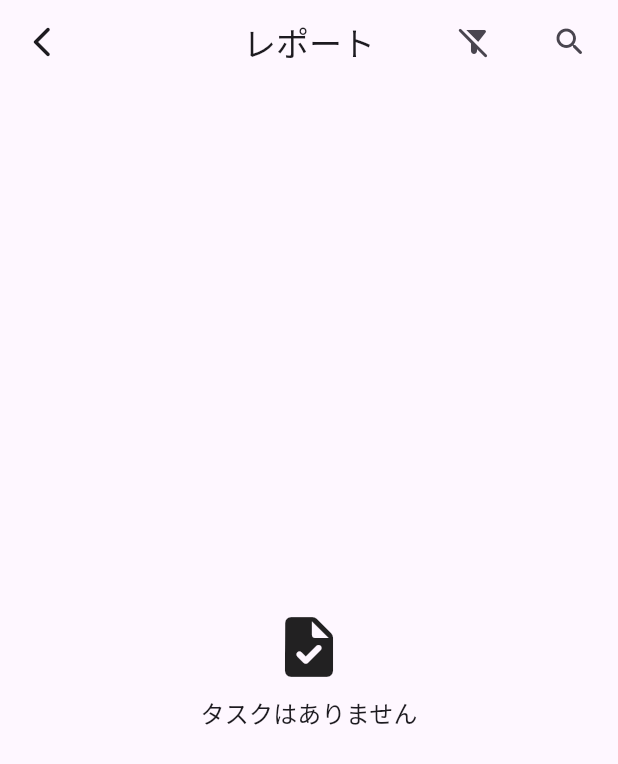
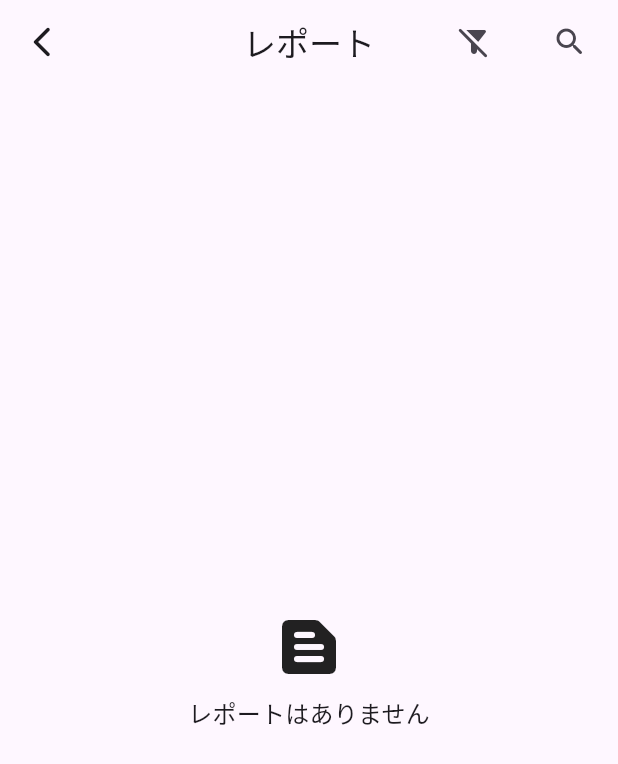
Before and after one commit to nharu-0630/GakujoGUI-Flutter, a Flutter app: the screen it shows after launch, in the side drawer, after a tap on "レポート", on a phone screen of 412 x 824 dp. Shown: the top 764 px of the screen. Run offline on Flutter 3.47's test engine with Material 2 defaults, Android fonts, the phone set to English and light mode, and no system bars; our stand-ins replace awesome_snackbar_content, cookie_jar, dio, dio_cookie_manager, flutter_slidable, fluttertoast and 7 more; missing offline and left inert: better_open_file, cached_memory_image, dio_smart_retry, selectable_autolink_text, version; accounts and stored records are empty.

Commit message:
Fix: Icon

```diff
--- a/lib/views/common/widget.dart
+++ b/lib/views/common/widget.dart
@@ -1153,7 +1153,7 @@ Widget buildDrawer(BuildContext context) {
               ListTile(
                 title: Row(
                   children: [
-                    const Icon(Icons.quiz_rounded),
+                    const Icon(Icons.checklist_rounded),
                     const SizedBox(width: 8.0),
                     Text(
                       '小テスト',
--- a/lib/views/home/widgets/task.dart
+++ b/lib/views/home/widgets/task.dart
@@ -109,7 +109,7 @@ class TaskWidget extends StatelessWidget {
           );
         }
       },
-      leading: const Icon(Icons.quiz_rounded),
+      leading: const Icon(Icons.checklist_rounded),
       title: Row(
         mainAxisAlignment: MainAxisAlignment.spaceBetween,
         children: [
--- a/lib/views/page/quiz.dart
+++ b/lib/views/page/quiz.dart
@@ -57,12 +57,12 @@ class _QuizPageState extends State<QuizPage> {
                                   const Padding(
                                     padding: EdgeInsets.all(8.0),
                                     child: Icon(
-                                      Icons.task_rounded,
+                                      Icons.checklist_rounded,
                                       size: 48.0,
                                     ),
                                   ),
                                   Text(
-                                    'タスクはありません',
+                                    '小テストはありません',
                                     style:
                                         Theme.of(context).textTheme.titleMedium,
                                   ),
--- a/lib/views/page/report.dart
+++ b/lib/views/page/report.dart
@@ -57,12 +57,12 @@ class _ReportPageState extends State<ReportPage> {
                                   const Padding(
                                     padding: EdgeInsets.all(8.0),
                                     child: Icon(
-                                      Icons.task_rounded,
+                                      Icons.text_snippet_rounded,
                                       size: 48.0,
                                     ),
                                   ),
                                   Text(
-                                    'タスクはありません',
+                                    'レポートはありません',
                                     style:
                                         Theme.of(context).textTheme.titleMedium,
                                   ),
```
